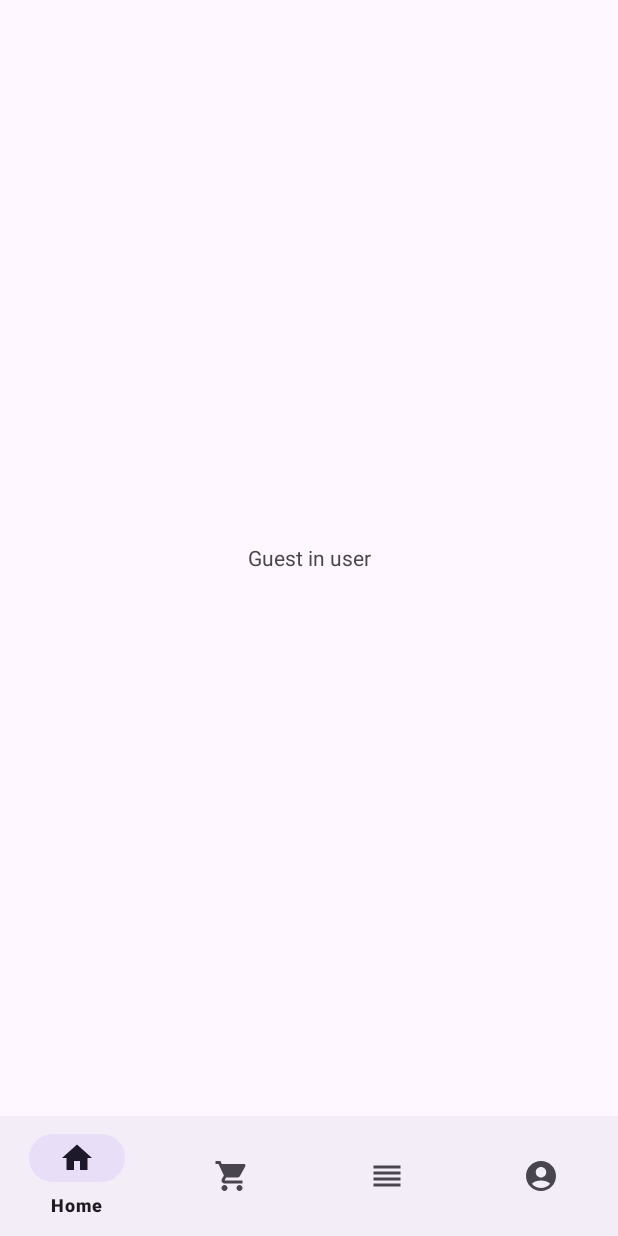
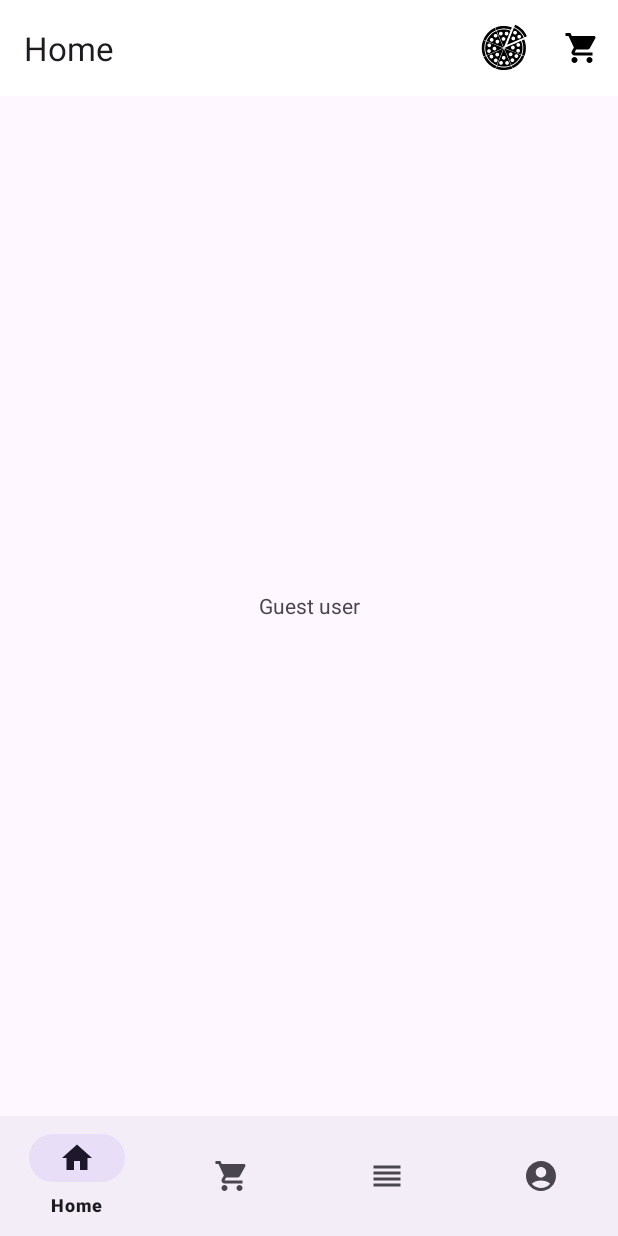
Before and after one commit to dinodtharinda/MAD-Assessment-4, an Android app: the HomeFragment screen opened directly, with no data from a screen before it, on a phone screen of 412 x 824 dp. Run offline under Robolectric (Android 15) with nearby library versions, the phone set to English and light mode, and no system bars.

Commit message:
new pizza add part done

```diff
--- a/app/src/main/java/com/example/mad_assessment_4/controllers/Controller.java
+++ b/app/src/main/java/com/example/mad_assessment_4/controllers/Controller.java
@@ -2,6 +2,7 @@ package com.example.mad_assessment_4.controllers;
 
 import android.content.Context;
 
+import com.example.mad_assessment_4.data.models.Pizza;
 import com.example.mad_assessment_4.data.repositories.CustomerRepo;
 import com.example.mad_assessment_4.data.repositories.Repository;
 
@@ -14,4 +15,8 @@ public class Controller {
         repository = new Repository(context);
         this.context = context;
     }
+
+    public boolean insertPizza(Pizza pizza){
+      return   repository.insertPizza(pizza);
+    }
 }
--- a/app/src/main/java/com/example/mad_assessment_4/data/repositories/Repository.java
+++ b/app/src/main/java/com/example/mad_assessment_4/data/repositories/Repository.java
@@ -3,10 +3,16 @@ package com.example.mad_assessment_4.data.repositories;
 import android.content.Context;
 
 import com.example.mad_assessment_4.data.DB.DBHelper;
+import com.example.mad_assessment_4.data.models.Pizza;
 
 public class Repository {
     private DBHelper dbHelper;
     public Repository(Context context){
         dbHelper = new DBHelper(context);
     }
+
+
+    public Boolean insertPizza(Pizza pizza){
+        return dbHelper.insertPizza(pizza);
+    }
 }
--- a/app/src/main/java/com/example/mad_assessment_4/views/fragments/HomeFragment.java
+++ b/app/src/main/java/com/example/mad_assessment_4/views/fragments/HomeFragment.java
@@ -1,45 +1,84 @@
 package com.example.mad_assessment_4.views.fragments;
 
+import android.content.Intent;
 import android.os.Bundle;
-
-import androidx.fragment.app.Fragment;
-
 import android.util.Log;
 import android.view.LayoutInflater;
+import android.view.Menu;
+import android.view.MenuInflater;
+import android.view.MenuItem;
 import android.view.View;
 import android.view.ViewGroup;
 import android.widget.Button;
 import android.widget.TextView;
 
+import androidx.annotation.NonNull;
+import androidx.annotation.Nullable;
+import androidx.appcompat.widget.Toolbar;
+import androidx.fragment.app.Fragment;
+
 import com.example.mad_assessment_4.R;
 import com.example.mad_assessment_4.utils.Constants;
 import com.example.mad_assessment_4.utils.Helper;
 import com.example.mad_assessment_4.views.DashboardActivity;
+import com.example.mad_assessment_4.views.PizzaHomeActivity;
 
 public class HomeFragment extends Fragment {
 
-    TextView tvHome;
-    Button btnLogin;
+    private TextView tvHome;
+    private Button btnLogin;
+
+    public HomeFragment() {
+        // Required empty public constructor
+    }
+
+    @Nullable
     @Override
-    public View onCreateView(LayoutInflater inflater, ViewGroup container,
-                             Bundle savedInstanceState) {
+    public View onCreateView(@NonNull LayoutInflater inflater, @Nullable ViewGroup container, @Nullable Bundle savedInstanceState) {
         View view = inflater.inflate(R.layout.fragment_home, container, false);
+
+        Toolbar toolbar = view.findViewById(R.id.toolbar);
+        ((DashboardActivity) getActivity()).setSupportActionBar(toolbar);
+        toolbar.setTitle("Home");
+
+        ((DashboardActivity) getActivity()).getSupportActionBar().setTitle("Home");
+        setHasOptionsMenu(true);
+
+        Intent pizzaHome = new Intent(getActivity(), PizzaHomeActivity.class);
+
+
+        // Handle menu item clicks
+        toolbar.setOnMenuItemClickListener(new Toolbar.OnMenuItemClickListener() {
+            @Override
+            public boolean onMenuItemClick(MenuItem item) {
+                if (item.getItemId() == R.id.action_settings) {
+                    // Handle settings button click
+                    return true;
+                }else if(item.getItemId() == R.id.pizza_button){
+                    startActivity(pizzaHome);
+                }
+                return false;
+            }
+        });
 
         tvHome = view.findViewById(R.id.tvHome);
 
-        int userId =Helper.getIntFromSharedPref(getActivity(),Constants.USER_ID);
+        int userId = Helper.getIntFromSharedPref(getActivity(), Constants.USER_ID);
 
-        Log.e("User id",Integer.toString(userId));
+        Log.e("User id", Integer.toString(userId));
 
-        if(userId > 0){
-            tvHome.setText("Login in user");
-        }else{
-            tvHome.setText("Guest in user");
+        if (userId > 0) {
+            tvHome.setText("Logged in user");
+        } else {
+            tvHome.setText("Guest user");
         }
 
+        return view;
+    }
 
-        return view;
-
-
+    @Override
+    public void onCreateOptionsMenu(@NonNull Menu menu, @NonNull MenuInflater inflater) {
+        inflater.inflate(R.menu.menu_home, menu);
+        super.onCreateOptionsMenu(menu, inflater);
     }
 }
--- /dev/null
+++ b/app/src/main/res/drawable/ic_pizza.xml
@@ -0,0 +1,54 @@
+<vector xmlns:android="http://schemas.android.com/apk/res/android"
+    android:width="1280dp"
+    android:height="1280dp"
+    android:viewportWidth="1200"
+    android:viewportHeight="1200">
+  <path
+      android:fillColor="#FF000000"
+      android:pathData="m162,434 l10,3 178,71 193,77 35,14 2,1v2l-56,24 -53,23 -205,88 -98,42 -3,-3 -9,-24 -8,-25 -7,-28 -5,-27 -4,-35 -1,-17v-38l3,-36 5,-32 6,-27 7,-25 9,-26zM223,487 L211,491 200,499 192,509 187,521 186,527v11l3,12 5,9 9,10 10,6 9,3 13,1 14,-3 11,-6 9,-9 6,-10 3,-11v-15l-3,-10 -6,-11 -8,-8 -10,-6 -10,-3zM354,569 L341,573 331,580 324,587 318,598 316,605v19l4,11 6,10 9,8 12,6 9,2h11l12,-3 12,-7 7,-7 6,-10 3,-9 1,-13 -3,-14 -6,-11 -10,-10 -12,-6 -7,-2zM217,630 L205,634 194,641 187,649 181,661 179,669v13l4,13 5,9 9,9 14,7 8,2h12l11,-3 8,-4 8,-6 8,-11 4,-10 1,-5v-14l-4,-13 -6,-10 -10,-9 -10,-5 -8,-2z"/>
+  <path
+      android:fillColor="#FF000000"
+      android:pathData="m1022,423h4l10,27 9,29 7,29 5,30 3,29 1,22v22l-2,34 -4,30 -6,31 -9,33 -9,26 -1,2 -9,-2 -107,-43 -43,-17 -140,-56 -56,-22 -27,-11 -35,-14 -2,-2 27,-12 54,-23 30,-13 93,-40 91,-39 53,-23 54,-23zM953,478 L940,481 929,487 920,496 913,509 911,518v13l4,13 7,11 9,8 10,5 7,2h18l12,-4 10,-7 8,-9 5,-10 2,-8v-15l-4,-13 -7,-10 -7,-7 -14,-7 -10,-2zM819,543 L808,545 796,551 787,559 780,570 777,579 776,592 778,603 785,617 790,623 800,630 813,635h18l12,-4 9,-6 8,-8 7,-14 1,-4v-19l-4,-11 -7,-11 -10,-8 -8,-4 -6,-2zM945,622 L934,626 923,633 916,641 910,653 908,662v11l3,12 5,9 9,10 10,6 9,3 6,1h8l10,-2 14,-7 10,-10 6,-12 2,-7v-16l-4,-13 -7,-10 -9,-8 -10,-5 -7,-2z"/>
+  <path
+      android:fillColor="#FF000000"
+      android:pathData="m573,136h44l27,2 35,5 36,8 29,9 19,7 -9,24 -43,107 -20,51 -43,107 -15,38 -36,90h-3l-11,-26 -48,-112 -23,-53 -23,-54 -23,-53 -23,-54 -13,-30 -12,-28v-3l20,-8 31,-10 28,-7 27,-5 22,-3zM513,194 L500,198 490,205 481,215 476,226 474,241 476,253 480,263 487,272 495,279 506,284 514,286h13l13,-4 10,-6 7,-7 6,-10 3,-10 1,-10 -2,-12 -5,-12 -11,-12 -8,-5 -13,-4zM658,194 L649,196 637,202 629,209 622,220 618,232v16l3,10 5,9 8,9 10,6 8,3 4,1h15l13,-4 9,-6 5,-4 7,-10 4,-11 1,-5v-12l-4,-13 -6,-10 -8,-8 -9,-5 -13,-4zM584,327 L571,330 560,336 551,345 544,358 542,366v14l4,13 7,11 9,8 13,6 4,1h18l11,-4 10,-6 9,-10 5,-11 2,-8v-14l-4,-13 -7,-10 -7,-7 -14,-7 -10,-2z"/>
+  <path
+      android:fillColor="#FF000000"
+      android:pathData="m582,612h3l-3,10 -16,40 -43,108 -32,80 -43,108 -26,65 -3,7 -9,-3 -29,-14 -22,-12 -19,-12 -16,-11 -17,-13 -11,-9 -14,-12 -8,-8 -8,-7 -14,-15 -10,-11 -9,-11 -13,-17 -15,-22 -15,-25 -14,-27 -5,-12 34,-15 54,-23 30,-13 121,-52 112,-48 53,-23zM423,719 L413,722 404,727 395,735 388,747 385,758v14l4,13 6,9 8,8 9,5 8,3 6,1h11l13,-4 10,-6 8,-8 5,-8 4,-13v-14l-4,-13 -7,-11 -8,-7 -12,-6 -7,-2zM280,768 L268,771 258,777 251,783 244,794 240,806v16l3,10 5,9 8,9 10,6 13,4h14l13,-4 9,-6 5,-5 5,-6 4,-8 3,-11v-11l-3,-12 -6,-11 -9,-9 -14,-7 -8,-2zM390,863 L376,866 365,872 356,881 351,889 347,902v15l4,13 7,10 9,8 10,5 7,2h18l14,-5 10,-8 7,-9 5,-12 1,-5v-13l-4,-13 -6,-10 -7,-7 -10,-6 -9,-3z"/>
+  <path
+      android:fillColor="#FF000000"
+      android:pathData="m607,611 l16,6 216,86 185,74 1,3 -11,24 -10,20 -16,27 -13,19 -12,16 -8,10 -11,13 -12,13 -24,24 -8,7 -17,14 -19,14 -15,10 -18,11 -18,10 -26,13h-3l-12,-27 -23,-54 -23,-53 -23,-54 -23,-53 -23,-54 -16,-37 -18,-42 -16,-37zM759,712 L746,716 736,723 729,730 722,744 720,754 721,768 725,779 731,788 738,795 752,802 760,804h13l13,-4 10,-6 7,-7 6,-10 3,-10v-18l-4,-12 -7,-10 -9,-8 -10,-5 -8,-2zM902,756 L889,760 879,767 872,774 865,788 863,798v8l2,10 7,14 9,9 11,6 10,3h14l13,-4 11,-7 8,-9 6,-13 1,-4v-18l-4,-12 -8,-11 -7,-6 -12,-6 -8,-2zM803,859 L790,863 780,869 771,879 765,892 764,896v18l4,12 8,11 7,6 12,6 8,2h14l13,-4 10,-7 7,-7 7,-14 2,-10v-8l-3,-13 -6,-11 -9,-9 -13,-7 -8,-2z"/>
+  <path
+      android:fillColor="#FF000000"
+      android:pathData="m406,176h2l23,54 23,53 23,54 23,53 23,54 16,37 45,105 1,4 -10,-3 -361,-144 -47,-19 1,-5 9,-20 11,-22 16,-27 13,-19 12,-16 13,-16 9,-10 7,-8 24,-24 8,-7 13,-11 17,-13 20,-14 21,-13 24,-13zM388,247 L374,250 364,255 355,263 349,272 345,283 344,297 347,310 353,321 358,327 368,334 377,338 381,339h19l13,-5 8,-6 7,-7 6,-11 2,-7v-19l-4,-11 -7,-11 -10,-8 -11,-5 -11,-2zM286,351 L274,354 262,361 253,371 248,381 246,388v19l4,11 6,9 7,7 8,5 12,4h17l12,-4 9,-6 8,-8 7,-14 2,-11 -1,-13 -5,-13 -7,-9 -7,-6 -12,-6 -9,-2zM429,394 L418,397 408,402 400,409 393,420 389,432v16l4,13 7,10 9,8 13,6 5,1h16l12,-4 9,-6 5,-5 6,-8 5,-12 1,-6v-10l-3,-12 -6,-11 -9,-9 -14,-7 -9,-2z"/>
+  <path
+      android:fillColor="#FF000000"
+      android:pathData="m845,99 l21,9 26,13 22,13 21,14 19,14 11,9 14,12 15,14 15,15 7,8 13,15 13,17 12,17 12,19 12,21 13,26 1,6 -121,52 -128,55 -163,70 -2,-1 28,-70 43,-108 32,-80 41,-103 22,-55zM870,172 L857,176 848,182 843,186 836,196 832,207 831,211v14l4,13 6,9 4,5 10,7 10,4 5,1h14l13,-4 9,-6 5,-4 7,-10 4,-10 1,-5v-14l-4,-13 -7,-11 -8,-7 -12,-6 -8,-2zM973,272 L960,276 949,283 941,292 936,302 934,310v16l3,10 7,12 9,8 12,6 8,2h14l13,-4 10,-7 7,-7 7,-14 2,-9v-11l-4,-13 -5,-9 -10,-10 -12,-6 -8,-2zM824,315 L812,319 802,326 794,335 789,345 787,352v18l4,11 6,10 9,8 12,6 10,2h9l13,-3 12,-7 7,-7 6,-10 3,-9 1,-14 -3,-13 -6,-11 -10,-10 -12,-6 -7,-2z"/>
+  <path
+      android:fillColor="#FF000000"
+      android:pathData="m596,616 l2,2 23,54 24,56 23,53 23,54 23,53 23,54 23,53 14,33 -1,3 -27,10 -29,9 -30,7 -30,5 -30,3h-61l-30,-3 -30,-5 -30,-7 -30,-9 -16,-6 -1,-2 86,-216 24,-60 43,-108 13,-32zM586,799 L573,803 562,810 554,819 549,829 547,836v18l4,12 7,10 9,8 10,5 9,2h14l13,-4 10,-7 7,-7 7,-14 2,-11 -1,-13 -4,-11 -6,-9 -7,-7 -14,-7 -8,-2zM520,926 L507,930 497,936 490,943 484,953 481,962 480,968v8l2,10 7,14 10,10 12,6 8,2h15l13,-4 10,-7 8,-9 5,-10 2,-7v-18l-4,-11 -6,-10 -9,-8 -12,-6 -9,-2zM668,928 L658,931 649,936 640,944 634,954 631,962 630,966v16l4,12 6,9 4,5 10,7 11,4 6,1h10l12,-3 11,-6 9,-9 7,-14 2,-8v-12l-3,-11 -5,-10 -7,-8 -11,-7 -12,-4z"/>
+  <path
+      android:fillColor="#FF000000"
+      android:pathData="m782,1050 l2,1 24,56v3l-31,12 -32,10 -32,8 -32,6 -31,4 -27,2h-54l-36,-3 -34,-5 -33,-7 -33,-9 -32,-11 -4,-2 3,-10 19,-47 2,-3 10,3 27,9 31,8 31,6 32,4 35,2h18l36,-2 32,-4 31,-6 37,-10 29,-10z"/>
+  <path
+      android:fillColor="#FF000000"
+      android:pathData="m371,97h3l24,56 -1,4 -23,11 -21,11 -26,16 -17,12 -17,13 -13,11 -11,9 -15,15h-2l-2,4 -15,15 -9,11 -12,14 -14,19 -14,21 -12,20 -13,24 -12,26 -3,6 -9,-3 -41,-16 -10,-4 3,-9 9,-20 13,-26 14,-24 14,-22 13,-18 10,-13 13,-16 9,-10 7,-8 14,-15 11,-11 8,-7 12,-11 11,-9 18,-14 18,-13 20,-13 22,-13 23,-12 16,-8z"/>
+  <path
+      android:fillColor="#FF000000"
+      android:pathData="m579,49h31l35,2 33,4 38,7 38,10 36,12 5,3 -10,26 -12,30 -2,3 -6,-1 -36,-12 -28,-7 -25,-5 -30,-4 -26,-2h-50l-34,3 -32,5 -35,8 -35,11 -21,8 -5,1 -23,-54 -1,-5 10,-5 37,-13 36,-10 34,-7 26,-4 32,-3z"/>
+  <path
+      android:fillColor="#FF000000"
+      android:pathData="m150,798 l3,4 10,21 13,23 10,17 13,19 14,19 11,13 9,11 8,8 7,8 13,13 8,7 10,9 11,9 18,14 27,18 20,12 26,14 29,13 -1,6 -21,52 -1,2 -6,-1 -26,-12 -22,-11 -24,-14 -19,-12 -20,-14 -13,-10 -16,-13 -14,-12 -15,-14 -22,-22 -7,-8 -13,-15 -13,-17 -10,-13 -14,-21 -13,-21 -12,-22 -9,-17 -7,-16v-2l27,-12z"/>
+  <path
+      android:fillColor="#FF000000"
+      android:pathData="m877,19 l9,3 20,9 26,13 24,14 25,16 32,24 28,24 11,11 8,7 12,13 13,14 9,11 12,15 14,19 15,23 9,15 10,18 12,23 6,13 -1,3 -56,24 -3,-1 -13,-27 -13,-23 -13,-21 -12,-17 -10,-13 -13,-16 -10,-11 -7,-8 -24,-24 -8,-7 -13,-11 -17,-13 -18,-13 -24,-15 -29,-16 -28,-13 -6,-3 1,-6 21,-52z"/>
+  <path
+      android:fillColor="#FF000000"
+      android:pathData="m1046,786 l26,10 34,14 -7,17 -12,25 -11,21 -12,20 -16,24 -13,18 -13,16 -9,11 -13,14 -7,8 -19,19 -8,7 -11,10 -11,9 -14,11 -18,13 -21,14 -15,9 -25,14 -31,15h-2l-24,-56v-4l33,-16 24,-14 17,-11 17,-12 13,-10 13,-11 11,-9 11,-11 8,-7 15,-16 9,-10 11,-14 14,-18 16,-24 12,-20 14,-26 11,-24z"/>
+  <path
+      android:fillColor="#FF000000"
+      android:pathData="m1104,388 l2,2 13,35 9,29 9,38 6,36 3,28 1,14v61l-3,34 -5,34 -8,36 -8,29 -12,35 -2,1 -57,-23 -2,-1 3,-10 10,-30 8,-32 6,-33 4,-36 1,-20v-31l-2,-30 -4,-31 -6,-31 -9,-34 -10,-29 -5,-13v-3l27,-12z"/>
+  <path
+      android:fillColor="#FF000000"
+      android:pathData="m81,402 l6,1 52,21 3,3 -7,19 -8,26 -7,29 -5,28 -3,24 -2,27v42l2,28 4,30 5,26 7,28 12,36 6,16 -1,3 -56,24h-2l-6,-14 -10,-28 -8,-27 -7,-29 -6,-33 -4,-34 -1,-13 -1,-36 1,-32 3,-33 5,-32 6,-29 8,-30z"/>
+</vector>
--- a/app/src/main/res/layout/fragment_home.xml
+++ b/app/src/main/res/layout/fragment_home.xml
@@ -1,16 +1,25 @@
 <?xml version="1.0" encoding="utf-8"?>
-<FrameLayout xmlns:android="http://schemas.android.com/apk/res/android"
+<RelativeLayout xmlns:android="http://schemas.android.com/apk/res/android"
     xmlns:tools="http://schemas.android.com/tools"
     android:layout_width="match_parent"
     android:layout_height="match_parent"
     tools:context=".views.fragments.HomeFragment">
 
-    <!-- TODO: Update blank fragment layout -->
+    <androidx.appcompat.widget.Toolbar
+        android:id="@+id/toolbar"
+        android:layout_width="match_parent"
+        android:layout_height="?attr/actionBarSize"
+        android:background="?attr/colorPrimary"
+        android:theme="?attr/actionBarTheme"
+        android:backgroundTint="@color/white"
+        android:elevation="4dp" />
+
     <TextView
         android:id="@+id/tvHome"
         android:layout_width="match_parent"
         android:layout_height="match_parent"
+        android:layout_below="@id/toolbar"
         android:gravity="center"
         android:text="Home Fragment" />
 
-</FrameLayout>
+</RelativeLayout>
--- /dev/null
+++ b/app/src/main/res/menu/menu_home.xml
@@ -0,0 +1,15 @@
+<?xml version="1.0" encoding="utf-8"?>
+<menu xmlns:app="http://schemas.android.com/apk/res-auto"
+    xmlns:android="http://schemas.android.com/apk/res/android">
+    <item
+        android:id="@+id/pizza_button"
+        android:title="Settings"
+        android:icon="@drawable/ic_pizza"
+        app:showAsAction="always" />
+    <item
+        android:id="@+id/action_settings"
+        android:title="Settings"
+        android:icon="@drawable/ic_cart"
+        app:showAsAction="always" />
+
+</menu>
--- a/app/src/main/res/values/strings.xml
+++ b/app/src/main/res/values/strings.xml
@@ -18,4 +18,7 @@
     <!-- TODO: Remove or change this placeholder text -->
     <string name="hello_blank_fragment">Hello blank fragment</string>
     <string name="save_profile">Save Profile</string>
+    <string name="description">description</string>
+    <string name="price">price</string>
+    <string name="save_pizza">Save Pizza</string>
 </resources>
```
Also changed, not shown: app/src/main/AndroidManifest.xml (+10 -8 lines), app/src/main/java/com/example/mad_assessment_4/data/DB/DBHelper.java (+120 -2 lines), app/src/main/java/com/example/mad_assessment_4/views/PizzaHomeActivity.java (added, +149 -0 lines), app/src/main/res/layout/activity_pizza_home.xml (added, +112 -0 lines), app/src/main/res/values/arrays.xml (added, +8 -0 lines), app/src/main/res/values/styles.xml (added, +7 -0 lines), app/src/main/res/drawable/image_placeholder.jpeg (added).
